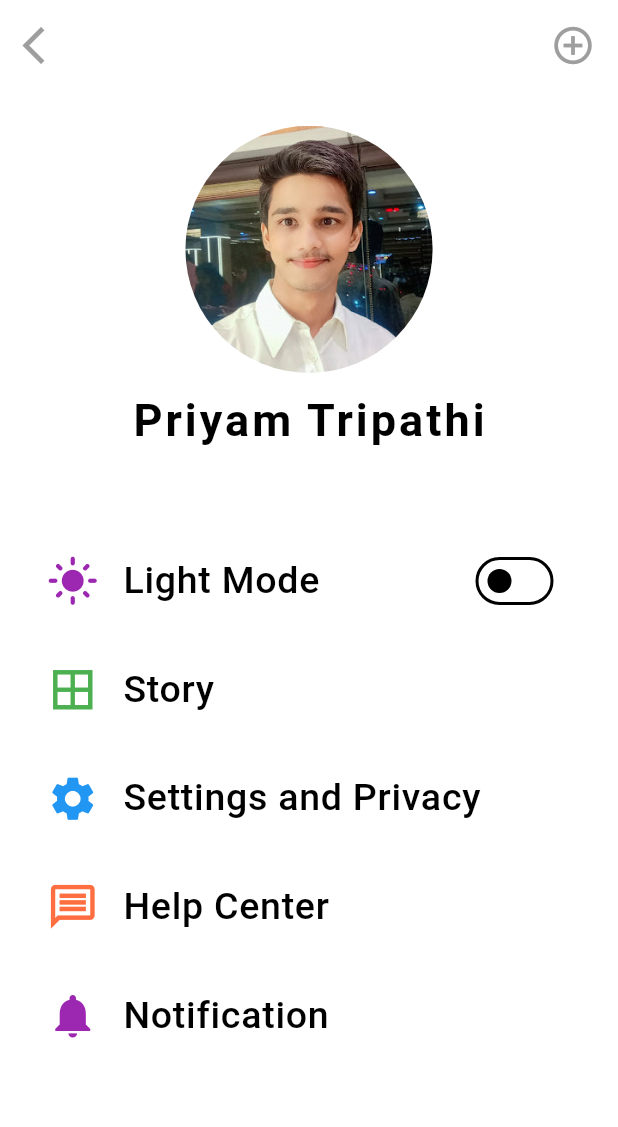
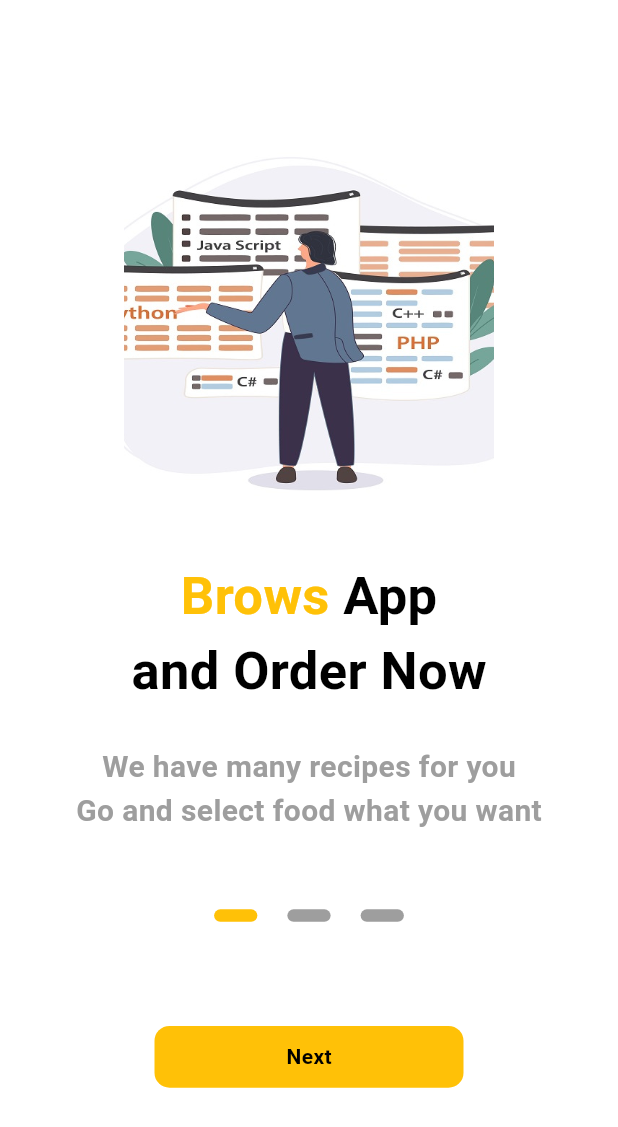
Before and after one commit to priyamtripathiii03/adv_flutter_chapter1, a Flutter app: the screen it shows after launch, on a phone screen of 412 x 824 dp. Shown: the top 1127 px of the screen. Run offline on Flutter 3.47's test engine with Material 3 defaults, Android fonts, the light colour scheme and no system bars; our stand-ins replace shared_preferences.

Commit message:
24-10-2024

```diff
--- /dev/null
+++ b/lib/components/intro_screen_component.dart
@@ -0,0 +1,155 @@
+import 'package:flutter/material.dart';
+
+List data = [
+  {
+    'img': 'assets/bac1.png',
+    'text1': 'Brows',
+    'text2': 'App',
+    'text3': 'and Order Now',
+    'text4': 'We have many recipes for you',
+    'text5': 'Go and select food what you want',
+  },
+  {
+    'img': 'assets/bac 2.png',
+    'text1': 'Best',
+    'text2': 'Delicious',
+    'text3': 'Food in our Area',
+    'text4': 'We provide best food to our',
+    'text5': 'customer healthy and organic',
+  },
+  {
+    'img': 'assets/bac3.png',
+    'text1': 'We Provide',
+    'text2': 'Fast',
+    'text3': 'Food service',
+    'text4': 'We provide organic food service',
+    'text5': 'our customer from anywhere',
+  },
+];
+
+Column introScreen(
+    double height,
+    double width,
+    String img,
+    String text1,
+    String text2,
+    String text3,
+    String text4,
+    String text5,
+    context,
+    onTap,
+    color1,
+    color2,
+    color3,
+    submit,
+    ) {
+  return Column(
+    children: [
+      SizedBox(
+        height: height * 0.09,
+      ),
+      SizedBox(
+        height: height * 0.3,
+        width: height * 0.3,
+        child: Image.asset(
+          img,
+          fit: BoxFit.cover,
+        ),
+      ),
+      SizedBox(
+        height: height * 0.04,
+      ),
+      Row(
+        mainAxisAlignment: MainAxisAlignment.center,
+        children: [
+          Text(
+            '$text1 ',
+            style: const TextStyle(
+              color: Colors.amber,
+              fontSize: 35,
+              fontWeight: FontWeight.bold,
+            ),
+          ),
+          Text(
+            text2,
+            style: const TextStyle(
+              fontSize: 35,
+              fontWeight: FontWeight.bold,
+            ),
+          ),
+        ],
+      ),
+      Text(
+        text3,
+        style: const TextStyle(
+          fontSize: 35,
+          fontWeight: FontWeight.bold,
+        ),
+      ),
+      SizedBox(
+        height: height * 0.03,
+      ),
+      Text(
+        text4,
+        style: const TextStyle(
+          fontSize: 20,
+          color: Colors.grey,
+          fontWeight: FontWeight.bold,
+        ),
+      ),
+      Text(
+        text5,
+        style: const TextStyle(
+          fontSize: 20,
+          color: Colors.grey,
+          fontWeight: FontWeight.bold,
+        ),
+      ),
+      SizedBox(
+        height: height * 0.05,
+      ),
+      Row(
+        mainAxisAlignment: MainAxisAlignment.center,
+        children: [
+          screenPass(height, width, color1),
+          screenPass(height, width, color2),
+          screenPass(height, width, color3),
+        ],
+      ),
+      SizedBox(
+        height: height * 0.06,
+      ),
+      GestureDetector(
+        onTap: onTap,
+        child: Container(
+          alignment: Alignment.center,
+          height: height * 0.05,
+          width: width * 0.5,
+          margin: const EdgeInsets.all(10),
+          decoration: BoxDecoration(
+            color: Colors.amber,
+            borderRadius: BorderRadius.circular(10),
+          ),
+          child: Text(
+            submit,
+            style: const TextStyle(
+              fontWeight: FontWeight.bold,
+            ),
+          ),
+        ),
+      ),
+    ],
+  );
+}
+
+Container screenPass(double height, double width, Color color) {
+  return Container(
+    height: height * 0.01,
+    width: width * 0.07,
+    margin: const EdgeInsets.all(10),
+    decoration: BoxDecoration(
+      color: color,
+      borderRadius: BorderRadius.circular(10),
+    ),
+  );
+}
--- a/lib/main.dart
+++ b/lib/main.dart
@@ -1,5 +1,7 @@
 import 'package:adv_flutter_ch1/provider/change_theme_provider.dart';
-import 'package:adv_flutter_ch1/views/change_theme_home_screen.dart';
+import 'package:adv_flutter_ch1/provider/one_time_intro_%20provider.dart';
+import 'package:adv_flutter_ch1/views/one_time_intro_screen.dart';
+import 'package:adv_flutter_ch1/views/stepper_home_page.dart';
 import 'package:flutter/material.dart';
 import 'package:provider/provider.dart';
 import 'package:shared_preferences/shared_preferences.dart';
@@ -21,6 +23,9 @@ Future<void> main() async {
           create: (context) => ChangeThemeScreenProvider(theme),
         ),
         ChangeNotifierProvider(
+          create: (context) => IntroScreenProvider(isHomed),
+        ),
+        ChangeNotifierProvider(
           create: (context) => ChangeThemeScreenProvider(theme),
         ),
       ],
@@ -40,16 +45,15 @@ class _MyAppState extends State<MyApp> {
   @override
   Widget build(BuildContext context) {
     ChangeThemeScreenProvider changeThemeScreenProviderTrue =
-    Provider.of<ChangeThemeScreenProvider>(context, listen: true);
+        Provider.of<ChangeThemeScreenProvider>(context, listen: true);
     return MaterialApp(
       debugShowCheckedModeBanner: false,
-      home: const ChangeTheme(),
       theme: changeThemeDataToLight,
       darkTheme: changeThemeDataToDark,
       themeMode: changeThemeScreenProviderTrue.isDark
           ? ThemeMode.dark
           : ThemeMode.light,
+      home: isHomed ? const StepperHomePage() : const IntroScreen(),
     );
-
   }
 }
--- /dev/null
+++ b/lib/views/one_time_intro_screen.dart
@@ -0,0 +1,52 @@
+import 'package:flutter/material.dart';
+import 'package:adv_flutter_ch1/components/intro_screen_component.dart';
+import '../../../../utils/global.dart';
+import 'one_time_intro_screen_2.dart';
+
+
+class IntroScreen extends StatelessWidget {
+  const IntroScreen({super.key});
+
+  @override
+  Widget build(BuildContext context) {
+    var height = MediaQuery.of(context).size.height;
+    var width = MediaQuery.of(context).size.width;
+    return SafeArea(
+      child: Scaffold(
+        body: SizedBox(
+          width: double.infinity,
+          child: Padding(
+            padding: const EdgeInsets.all(18.0),
+            child: Column(
+              children: [
+                introScreen(
+                  height,
+                  width,
+                  data[index]['img'],
+                  data[index]['text1'],
+                  data[index]['text2'],
+                  data[index]['text3'],
+                  data[index]['text4'],
+                  data[index]['text5'],
+                  context,
+                      () {
+                    Navigator.push(
+                      context,
+                      MaterialPageRoute(
+                        builder: (context) => const IntroScreen2(),
+                      ),
+                    );
+                  },
+                  Colors.amber,
+                  Colors.grey,
+                  Colors.grey,
+                  'Next',
+                ),
+              ],
+            ),
+          ),
+        ),
+      ),
+    );
+  }
+}
--- a/pubspec.yaml
+++ b/pubspec.yaml
@@ -34,6 +34,7 @@ dependencies:
   provider: ^6.1.2
   shared_preferences: ^2.2.3
   share_plus: ^9.0.0
+  carousel_slider: ^4.2.1
 
   # The following adds the Cupertino Icons font to your application.
   # Use with the CupertinoIcons class for iOS style icons.
```
Also changed, not shown: lib/provider/one_time_intro_ provider.dart (added, +23 -0 lines), lib/views/one_time_intro_screen_2.dart (added, +49 -0 lines), lib/views/one_time_intro_screen_3.dart (added, +53 -0 lines), assets/bac 2.png (added), assets/bac1.png (added), assets/bac3.png (added), lib/views/intro_screen.dart (deleted), lib/views/introscreen2.dart (deleted), pubspec.lock.
